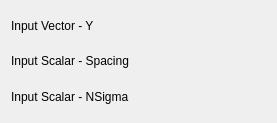
This is src/plugins/filters/despike/filterdespikeconfig.ui in Kst-plot/kst as Qt 5 draws it before an edit. The edited form follows.
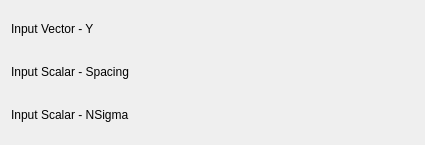
This is the edited form. Custom widgets are drawn as their Qt base class.

Patch:
```diff
--- a/src/plugins/filters/despike/filterdespikeconfig.ui
+++ b/src/plugins/filters/despike/filterdespikeconfig.ui
@@ -5,13 +5,19 @@
    <rect>
     <x>0</x>
     <y>0</y>
-    <width>277</width>
-    <height>123</height>
+    <width>425</width>
+    <height>145</height>
    </rect>
   </property>
+  <property name="minimumSize" >
+   <size>
+    <width>400</width>
+    <height>0</height>
+   </size>
+  </property>
   <layout class="QVBoxLayout" name="verticalLayout" >
    <item>
-    <layout class="QHBoxLayout" name="horizontalLayout" >
+    <layout class="QHBoxLayout" name="horizontalLayout_3" >
      <item>
       <widget class="QLabel" name="label_3" >
        <property name="sizePolicy" >
@@ -28,6 +34,19 @@
        </property>
       </widget>
      </item>
+     <item>
+      <spacer name="horizontalSpacer" >
+       <property name="orientation" >
+        <enum>Qt::Horizontal</enum>
+       </property>
+       <property name="sizeHint" stdset="0" >
+        <size>
+         <width>40</width>
+         <height>20</height>
+        </size>
+       </property>
+      </spacer>
+     </item>
      <item>
       <widget class="Kst::VectorSelector" native="1" name="_vector" >
        <property name="sizePolicy" >
@@ -58,13 +77,26 @@
        </property>
       </widget>
      </item>
+     <item>
+      <spacer name="horizontalSpacer_2" >
+       <property name="orientation" >
+        <enum>Qt::Horizontal</enum>
+       </property>
+       <property name="sizeHint" stdset="0" >
+        <size>
+         <width>40</width>
+         <height>20</height>
+        </size>
+       </property>
+      </spacer>
+     </item>
      <item>
       <widget class="Kst::ScalarSelector" native="1" name="_scalarSpacing" />
      </item>
     </layout>
    </item>
    <item>
-    <layout class="QHBoxLayout" name="horizontalLayout_3" >
+    <layout class="QHBoxLayout" name="horizontalLayout" >
      <item>
       <widget class="QLabel" name="label_5" >
        <property name="sizePolicy" >
@@ -81,6 +113,19 @@
        </property>
       </widget>
      </item>
+     <item>
+      <spacer name="horizontalSpacer_3" >
+       <property name="orientation" >
+        <enum>Qt::Horizontal</enum>
+       </property>
+       <property name="sizeHint" stdset="0" >
+        <size>
+         <width>40</width>
+         <height>20</height>
+        </size>
+       </property>
+      </spacer>
+     </item>
      <item>
       <widget class="Kst::ScalarSelector" native="1" name="_scalarNSigma" />
      </item>
```
